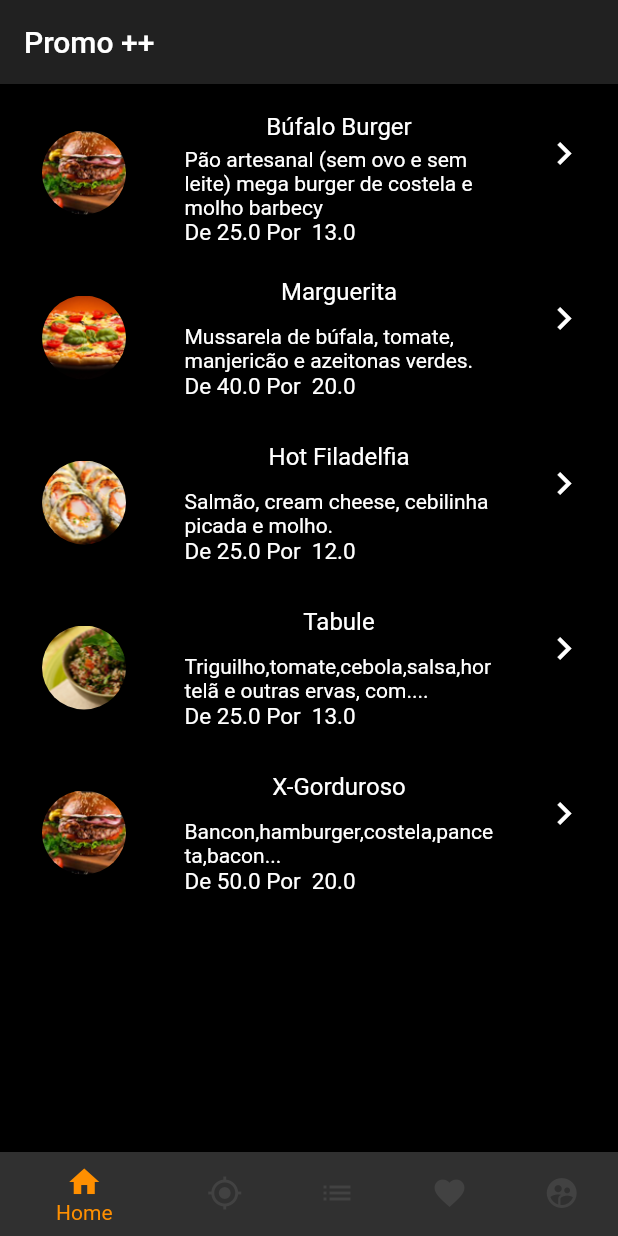
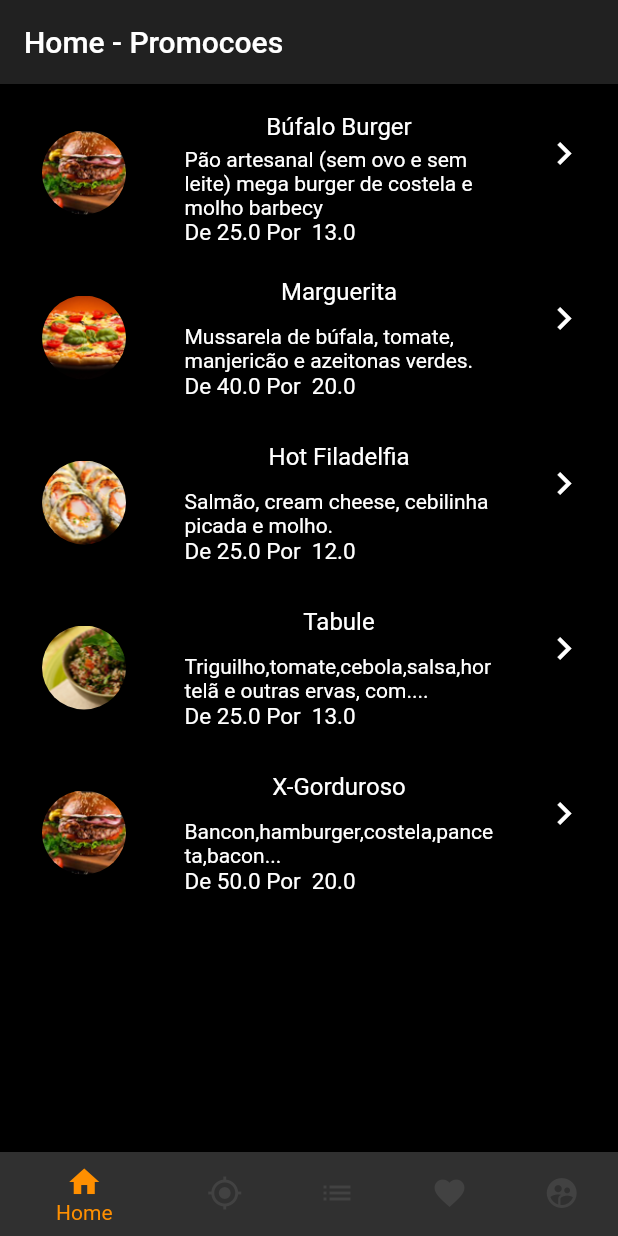
Before and after one commit to keiti2/PromoAux, a Flutter app: the screen it shows after launch, on a phone screen of 412 x 824 dp. Run offline on Flutter 3.47's test engine with Material 2 defaults, Android fonts, the light colour scheme and no system bars.

Commit message:
Alterado app bar

```diff
--- a/lib/ui/home/home_Body.dart
+++ b/lib/ui/home/home_Body.dart
@@ -6,7 +6,9 @@ import '../model/model.dart';
 class HomePageBody extends StatelessWidget {
   @override
   Widget build(BuildContext context) {
-    return new Container(
+    return new Scaffold(
+      appBar: AppBar(title: const Text('Home - Promocoes')),
+     body:Container(
       child: new Container(
         color: Colors.black,
         child: new CustomScrollView(
@@ -25,6 +27,6 @@ class HomePageBody extends StatelessWidget {
           ],
         ),
       ),
-    );
+    ));
   }
 }
--- a/lib/ui/home/home_page.dart
+++ b/lib/ui/home/home_page.dart
@@ -50,7 +50,7 @@ class _MyStatefulWidgetState extends State<MyStatefulWidget> {
   @override
   Widget build(BuildContext context) {
     return Scaffold(
-      appBar: AppBar(title: const Text('Promo ++')),
+      //appBar: AppBar(title: const Text('Promo ++')),
       body: Center(
         child: _widgetOptions.elementAt(_selectedIndex),
       ),
--- a/lib/ui/home/widget_ListaProduto.dart
+++ b/lib/ui/home/widget_ListaProduto.dart
@@ -28,8 +28,6 @@ class WidgetListPromocao extends StatelessWidget {
                   subtitle: Text("De " + promocao.precoVenda.toString() + " Por  " + promocao.precoPromocao.toString(),style: TextStyle(color: Colors.white,fontSize: 15)),
               ),
 
-
-
                trailing:Icon(Icons.keyboard_arrow_right, color: Colors.white, size: 30.0),
 
               //teste merda
```
Also changed, not shown: lib/ui/perfil/perfil_page.dart (+20 -10 lines).
